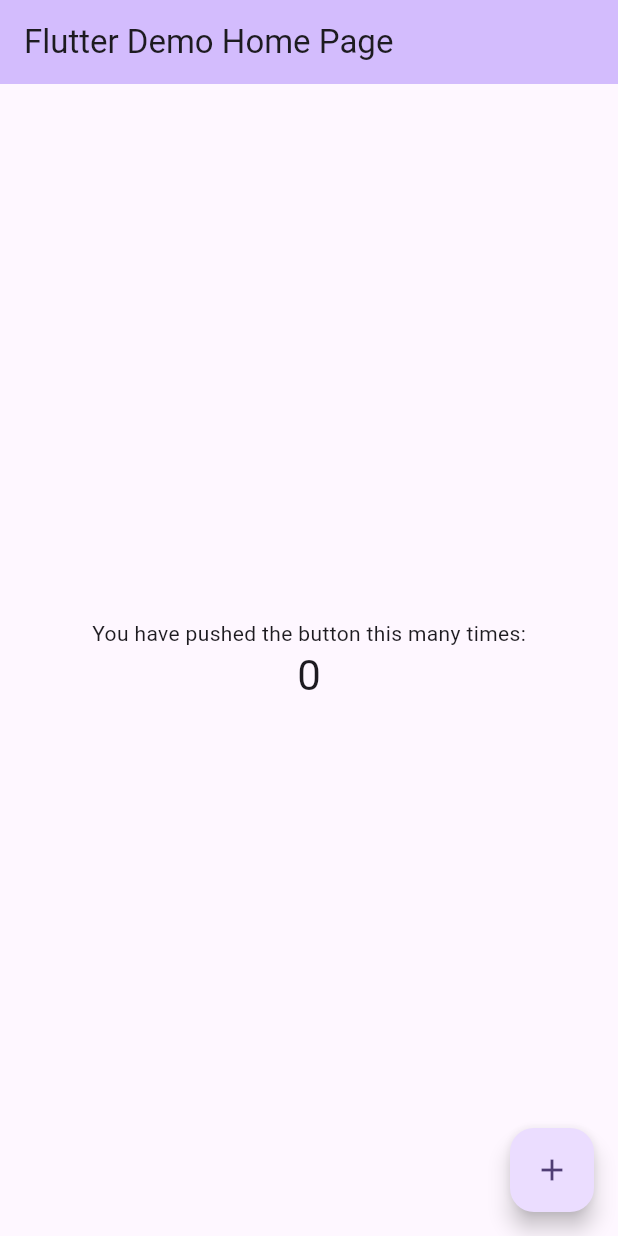
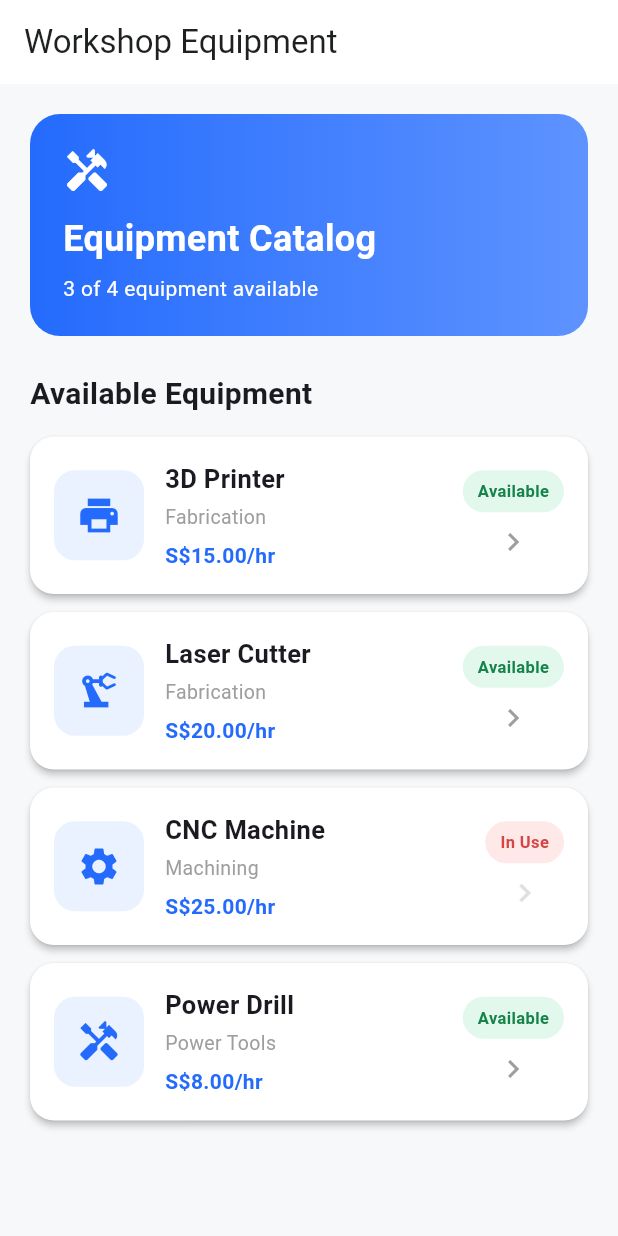
Before and after one commit to est-xllx/wss-workshop-manager, a Flutter app: the screen it shows after launch, on a phone screen of 412 x 824 dp. Run offline on Flutter 3.47's test engine with Material 3 defaults, Android fonts, the phone set to English and light mode, and no system bars.

Commit message:
feat: build equipment catalog and reuseable cards

```diff
--- a/lib/main.dart
+++ b/lib/main.dart
@@ -1,122 +1,25 @@
 import 'package:flutter/material.dart';
+import 'screens/catalog_screen.dart';
 
 void main() {
-  runApp(const MyApp());
+  runApp(const WorkshopManagerApp());
 }
 
-class MyApp extends StatelessWidget {
-  const MyApp({super.key});
+class WorkshopManagerApp extends StatelessWidget {
+  const WorkshopManagerApp({super.key});
 
-  // This widget is the root of your application.
   @override
   Widget build(BuildContext context) {
     return MaterialApp(
-      title: 'Flutter Demo',
+      debugShowCheckedModeBanner: false,
+      title: 'Workshop Equipment Manager',
       theme: ThemeData(
-        // This is the theme of your application.
-        //
-        // TRY THIS: Try running your application with "flutter run". You'll see
-        // the application has a purple toolbar. Then, without quitting the app,
-        // try changing the seedColor in the colorScheme below to Colors.green
-        // and then invoke "hot reload" (save your changes or press the "hot
-        // reload" button in a Flutter-supported IDE, or press "r" if you used
-        // the command line to start the app).
-        //
-        // Notice that the counter didn't reset back to zero; the application
-        // state is not lost during the reload. To reset the state, use hot
-        // restart instead.
-        //
-        // This works for code too, not just values: Most code changes can be
-        // tested with just a hot reload.
-        colorScheme: .fromSeed(seedColor: Colors.deepPurple),
+        useMaterial3: true,
+        colorScheme: ColorScheme.fromSeed(
+          seedColor: const Color(0xFF246BFD),
+        ),
       ),
-      home: const MyHomePage(title: 'Flutter Demo Home Page'),
+      home: const CatalogScreen(),
     );
   }
 }
-
-class MyHomePage extends StatefulWidget {
-  const MyHomePage({super.key, required this.title});
-
-  // This widget is the home page of your application. It is stateful, meaning
-  // that it has a State object (defined below) that contains fields that affect
-  // how it looks.
-
-  // This class is the configuration for the state. It holds the values (in this
-  // case the title) provided by the parent (in this case the App widget) and
-  // used by the build method of the State. Fields in a Widget subclass are
-  // always marked "final".
-
-  final String title;
-
-  @override
-  State<MyHomePage> createState() => _MyHomePageState();
-}
-
-class _MyHomePageState extends State<MyHomePage> {
-  int _counter = 0;
-
-  void _incrementCounter() {
-    setState(() {
-      // This call to setState tells the Flutter framework that something has
-      // changed in this State, which causes it to rerun the build method below
-      // so that the display can reflect the updated values. If we changed
-      // _counter without calling setState(), then the build method would not be
-      // called again, and so nothing would appear to happen.
-      _counter++;
-    });
-  }
-
-  @override
-  Widget build(BuildContext context) {
-    // This method is rerun every time setState is called, for instance as done
-    // by the _incrementCounter method above.
-    //
-    // The Flutter framework has been optimized to make rerunning build methods
-    // fast, so that you can just rebuild anything that needs updating rather
-    // than having to individually change instances of widgets.
-    return Scaffold(
-      appBar: AppBar(
-        // TRY THIS: Try changing the color here to a specific color (to
-        // Colors.amber, perhaps?) and trigger a hot reload to see the AppBar
-        // change color while the other colors stay the same.
-        backgroundColor: Theme.of(context).colorScheme.inversePrimary,
-        // Here we take the value from the MyHomePage object that was created by
-        // the App.build method, and use it to set our appbar title.
-        title: Text(widget.title),
-      ),
-      body: Center(
-        // Center is a layout widget. It takes a single child and positions it
-        // in the middle of the parent.
-        child: Column(
-          // Column is also a layout widget. It takes a list of children and
-          // arranges them vertically. By default, it sizes itself to fit its
-          // children horizontally, and tries to be as tall as its parent.
-          //
-          // Column has various properties to control how it sizes itself and
-          // how it positions its children. Here we use mainAxisAlignment to
-          // center the children vertically; the main axis here is the vertical
-          // axis because Columns are vertical (the cross axis would be
-          // horizontal).
-          //
-          // TRY THIS: Invoke "debug painting" (choose the "Toggle Debug Paint"
-          // action in the IDE, or press "p" in the console), to see the
-          // wireframe for each widget.
-          mainAxisAlignment: .center,
-          children: [
-            const Text('You have pushed the button this many times:'),
-            Text(
-              '$_counter',
-              style: Theme.of(context).textTheme.headlineMedium,
-            ),
-          ],
-        ),
-      ),
-      floatingActionButton: FloatingActionButton(
-        onPressed: _incrementCounter,
-        tooltip: 'Increment',
-        child: const Icon(Icons.add),
-      ),
-    );
-  }
-}
--- a/lib/models/equipment_item.dart
+++ b/lib/models/equipment_item.dart
@@ -0,0 +1,54 @@
+import 'package:flutter/material.dart';
+
+class EquipmentItem {
+  final String id;
+  final String name;
+  final String category;
+  final IconData icon;
+  final double hourlyRate;
+  final bool isAvailable;
+
+  const EquipmentItem({
+    required this.id,
+    required this.name,
+    required this.category,
+    required this.icon,
+    required this.hourlyRate,
+    required this.isAvailable,
+  });
+
+  static const List<EquipmentItem> equipmentList = [
+    EquipmentItem(
+      id: 'EQ001',
+      name: '3D Printer',
+      category: 'Fabrication',
+      icon: Icons.print,
+      hourlyRate: 15.00,
+      isAvailable: true,
+    ),
+    EquipmentItem(
+      id: 'EQ002',
+      name: 'Laser Cutter',
+      category: 'Fabrication',
+      icon: Icons.precision_manufacturing,
+      hourlyRate: 20.00,
+      isAvailable: true,
+    ),
+    EquipmentItem(
+      id: 'EQ003',
+      name: 'CNC Machine',
+      category: 'Machining',
+      icon: Icons.settings,
+      hourlyRate: 25.00,
+      isAvailable: false,
+    ),
+    EquipmentItem(
+      id: 'EQ004',
+      name: 'Power Drill',
+      category: 'Power Tools',
+      icon: Icons.handyman,
+      hourlyRate: 8.00,
+      isAvailable: true,
+    ),
+  ];
+}
--- a/lib/screens/catalog_screen.dart
+++ b/lib/screens/catalog_screen.dart
@@ -0,0 +1,102 @@
+import 'package:flutter/material.dart';
+import '../models/equipment_item.dart';
+import '../widgets/equipment_card.dart';
+
+class CatalogScreen extends StatelessWidget {
+  const CatalogScreen({super.key});
+
+  @override
+  Widget build(BuildContext context) {
+    final equipmentList = EquipmentItem.equipmentList;
+    final availableCount =
+        equipmentList.where((item) => item.isAvailable).length;
+
+    return Scaffold(
+      backgroundColor: const Color(0xFFF6F8FA),
+
+      appBar: AppBar(
+        title: const Text('Workshop Equipment'),
+        backgroundColor: Colors.white,
+        foregroundColor: const Color(0xFF1E2022),
+        elevation: 0,
+      ),
+
+      body: ListView(
+        padding: const EdgeInsets.all(20),
+        children: [
+          Container(
+            padding: const EdgeInsets.all(22),
+            decoration: BoxDecoration(
+              gradient: const LinearGradient(
+                colors: [
+                  Color(0xFF246BFD),
+                  Color(0xFF5E93FF),
+                ],
+              ),
+              borderRadius: BorderRadius.circular(20),
+            ),
+            child: Column(
+              crossAxisAlignment: CrossAxisAlignment.start,
+              children: [
+                const Icon(
+                  Icons.handyman,
+                  color: Colors.white,
+                  size: 32,
+                ),
+
+                const SizedBox(height: 12),
+
+                const Text(
+                  'Equipment Catalog',
+                  style: TextStyle(
+                    color: Colors.white,
+                    fontSize: 24,
+                    fontWeight: FontWeight.bold,
+                  ),
+                ),
+
+                const SizedBox(height: 6),
+
+                Text(
+                  '$availableCount of ${equipmentList.length} '
+                      'equipment available',
+                  style: const TextStyle(
+                    color: Colors.white,
+                    fontSize: 14,
+                  ),
+                ),
+              ],
+            ),
+          ),
+
+          const SizedBox(height: 24),
+
+          const Text(
+            'Available Equipment',
+            style: TextStyle(
+              fontSize: 20,
+              fontWeight: FontWeight.bold,
+            ),
+          ),
+
+          const SizedBox(height: 14),
+
+          ...equipmentList.map(
+                (equipment) => EquipmentCard(
+              equipment: equipment,
+              onTap: () {
+                ScaffoldMessenger.of(context).showSnackBar(
+                  SnackBar(
+                    content: Text(
+                      '${equipment.name} selected',
+                    ),
+                  ),
+                );
+              },
+            ),
+          ),
+        ],
+      ),
+    );
+  }
+}
--- a/lib/widgets/equipment_card.dart
+++ b/lib/widgets/equipment_card.dart
@@ -0,0 +1,124 @@
+import 'package:flutter/material.dart';
+import '../models/equipment_item.dart';
+
+class EquipmentCard extends StatelessWidget {
+  final EquipmentItem equipment;
+  final VoidCallback onTap;
+
+  const EquipmentCard({
+    super.key,
+    required this.equipment,
+    required this.onTap,
+  });
+
+  @override
+  Widget build(BuildContext context) {
+    final available = equipment.isAvailable;
+
+    return Card(
+      color: Colors.white,
+      elevation: 2,
+      margin: const EdgeInsets.only(bottom: 12),
+      shape: RoundedRectangleBorder(
+        borderRadius: BorderRadius.circular(16),
+      ),
+      child: InkWell(
+        onTap: available ? onTap : null,
+        borderRadius: BorderRadius.circular(16),
+        child: Padding(
+          padding: const EdgeInsets.all(16),
+          child: Row(
+            children: [
+              Container(
+                width: 60,
+                height: 60,
+                decoration: BoxDecoration(
+                  color: const Color(0xFFEAF1FF),
+                  borderRadius: BorderRadius.circular(14),
+                ),
+                child: Icon(
+                  equipment.icon,
+                  size: 30,
+                  color: const Color(0xFF246BFD),
+                ),
+              ),
+
+              const SizedBox(width: 14),
+
+              Expanded(
+                child: Column(
+                  crossAxisAlignment: CrossAxisAlignment.start,
+                  children: [
+                    Text(
+                      equipment.name,
+                      style: const TextStyle(
+                        fontSize: 17,
+                        fontWeight: FontWeight.bold,
+                      ),
+                    ),
+
+                    const SizedBox(height: 4),
+
+                    Text(
+                      equipment.category,
+                      style: const TextStyle(
+                        color: Colors.grey,
+                        fontSize: 13,
+                      ),
+                    ),
+
+                    const SizedBox(height: 6),
+
+                    Text(
+                      'S\$${equipment.hourlyRate.toStringAsFixed(2)}/hr',
+                      style: const TextStyle(
+                        color: Color(0xFF246BFD),
+                        fontWeight: FontWeight.w600,
+                      ),
+                    ),
+                  ],
+                ),
+              ),
+
+              Column(
+                children: [
+                  Container(
+                    padding: const EdgeInsets.symmetric(
+                      horizontal: 10,
+                      vertical: 6,
+                    ),
+                    decoration: BoxDecoration(
+                      color: available
+                          ? const Color(0xFFE2F8ED)
+                          : const Color(0xFFFFE8E8),
+                      borderRadius: BorderRadius.circular(20),
+                    ),
+                    child: Text(
+                      available ? 'Available' : 'In Use',
+                      style: TextStyle(
+                        color: available
+                            ? const Color(0xFF16834A)
+                            : const Color(0xFFD64545),
+                        fontSize: 11,
+                        fontWeight: FontWeight.bold,
+                      ),
+                    ),
+                  ),
+
+                  const SizedBox(height: 8),
+
+                  Icon(
+                    Icons.chevron_right,
+                    color: available
+                        ? Colors.grey
+                        : Colors.grey.shade300,
+                  ),
+                ],
+              ),
+            ],
+          ),
+        ),
+      ),
+    );
+  }
+}
```
